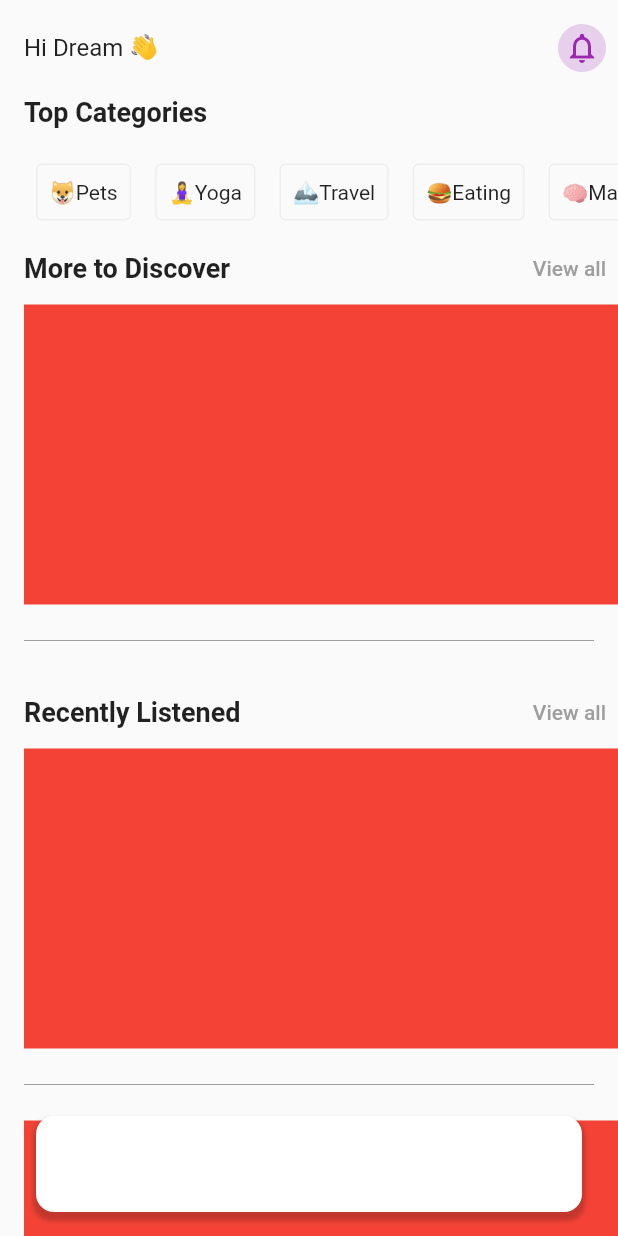
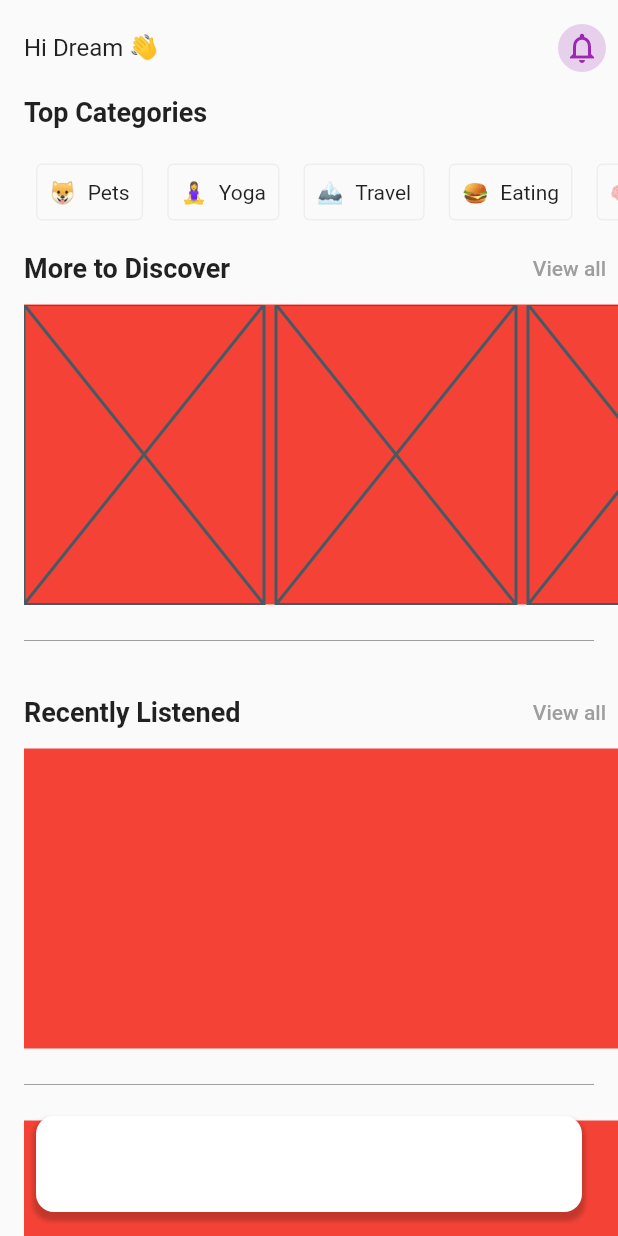
Before and after one commit to JAICHANGPARK/flutter_notebook_19th_story, a Flutter app: the screen it shows after launch, on a phone screen of 412 x 824 dp. Run offline on Flutter 3.47's test engine with Material 2 defaults, Android fonts, the phone set to English and light mode, and no system bars; our stand-ins replace cached_network_image, countup, fl_chart, flutter_riverpod, freezed_annotation, smooth_page_indicator and 1 more.

Commit message:
Update podcast_home_page.dart

```diff
--- a/lib/ep1134_podcast_app/src/ui/podcast_home_page.dart
+++ b/lib/ep1134_podcast_app/src/ui/podcast_home_page.dart
@@ -78,6 +78,9 @@ class _PodcastHomePageState extends State<PodcastHomePage> {
                                   child: Row(
                                     children: [
                                       Text("${categories[index].icon}"),
+                                      const SizedBox(
+                                        width: 8,
+                                      ),
                                       Text("${categories[index].title}"),
                                     ],
                                   ),
@@ -117,6 +120,27 @@ class _PodcastHomePageState extends State<PodcastHomePage> {
                             height: 200,
                             decoration: const BoxDecoration(
                               color: Colors.red,
+                            ),
+                            child: ListView.builder(
+                              scrollDirection: Axis.horizontal,
+                              itemCount: 10,
+                              itemBuilder: (context, index) {
+                                return Padding(
+                                  padding: const EdgeInsets.only(right: 8),
+                                  child: SizedBox(
+
+                                    width: 160,
+                                    child: Column(
+                                      children: [
+                                        Expanded(child: Placeholder()),
+                                        Column(
+                                          children: [],
+                                        )
+                                      ],
+                                    ),
+                                  ),
+                                );
+                              },
                             ),
                           ),
                           const Divider(
@@ -176,7 +200,8 @@ class _PodcastHomePageState extends State<PodcastHomePage> {
               child: Container(
                 height: 64,
                 decoration: BoxDecoration(color: Colors.white, borderRadius: BorderRadius.circular(12), boxShadow: [
-                  BoxShadow(color: Colors.black.withOpacity(0.2), offset: const Offset(0, 4), blurRadius: 2, spreadRadius: 2)
+                  BoxShadow(
+                      color: Colors.black.withOpacity(0.2), offset: const Offset(0, 4), blurRadius: 2, spreadRadius: 2)
                 ]),
               ),
             )
```
